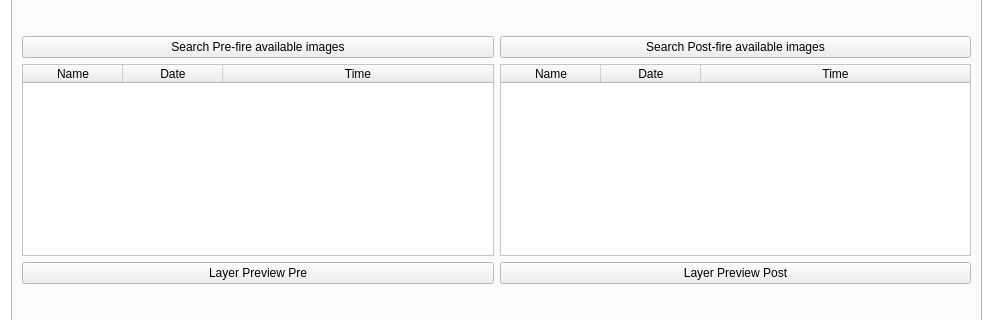
Above: BAD_dialog_base.ui from silviamacchi/bad_COPIA before the change; both pictures show x 0 to 993 and y 267 to 587 of the 993 by 824 pixel window. Below: the same form after it.
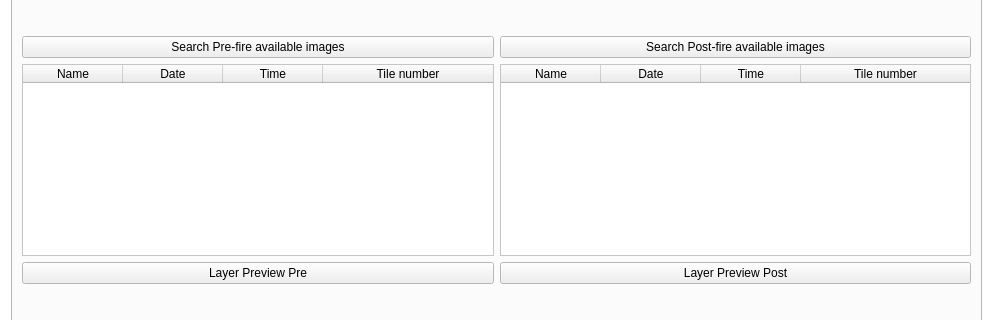
That is the form after the change. Custom widgets are drawn as their Qt base class.

Commit message: added additional column to preview

```diff
--- a/BAD_dialog_base.ui
+++ b/BAD_dialog_base.ui
@@ -820,6 +820,11 @@
              <string>Time</string>
             </property>
            </column>
+           <column>
+            <property name="text">
+             <string>Tile number</string>
+            </property>
+           </column>
           </widget>
          </item>
          <item row="2" column="0">
@@ -933,6 +938,11 @@
              <string>Time</string>
             </property>
            </column>
+           <column>
+            <property name="text">
+             <string>Tile number</string>
+            </property>
+           </column>
           </widget>
          </item>
         </layout>
```
The commit also changes 3 other files.
